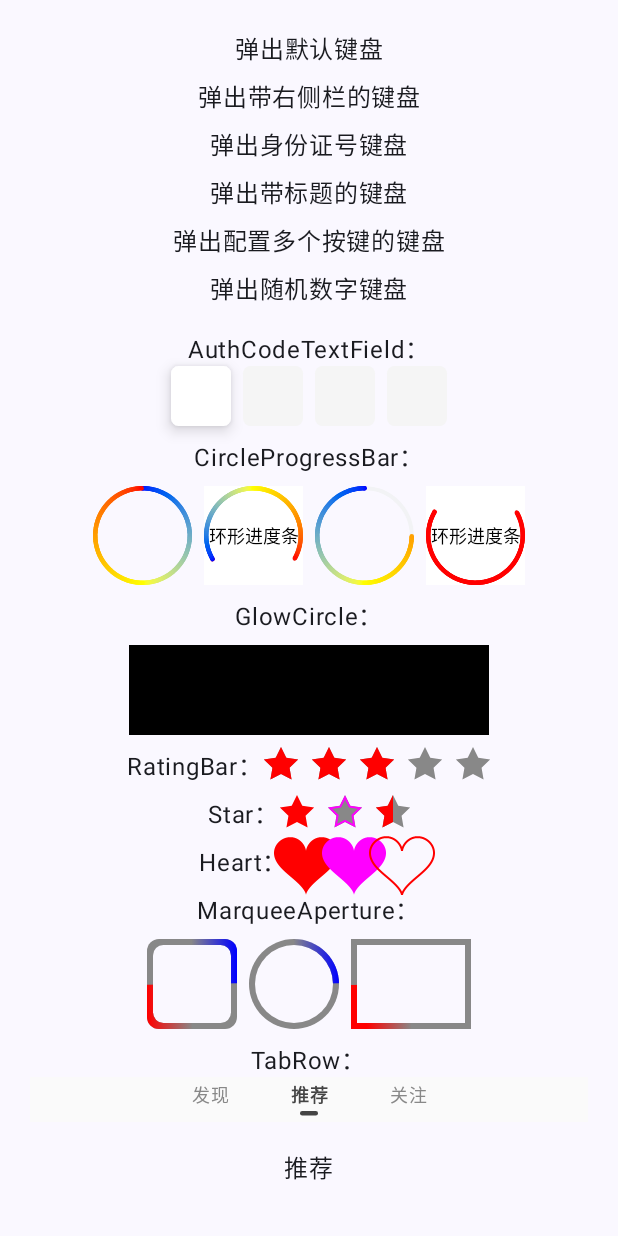
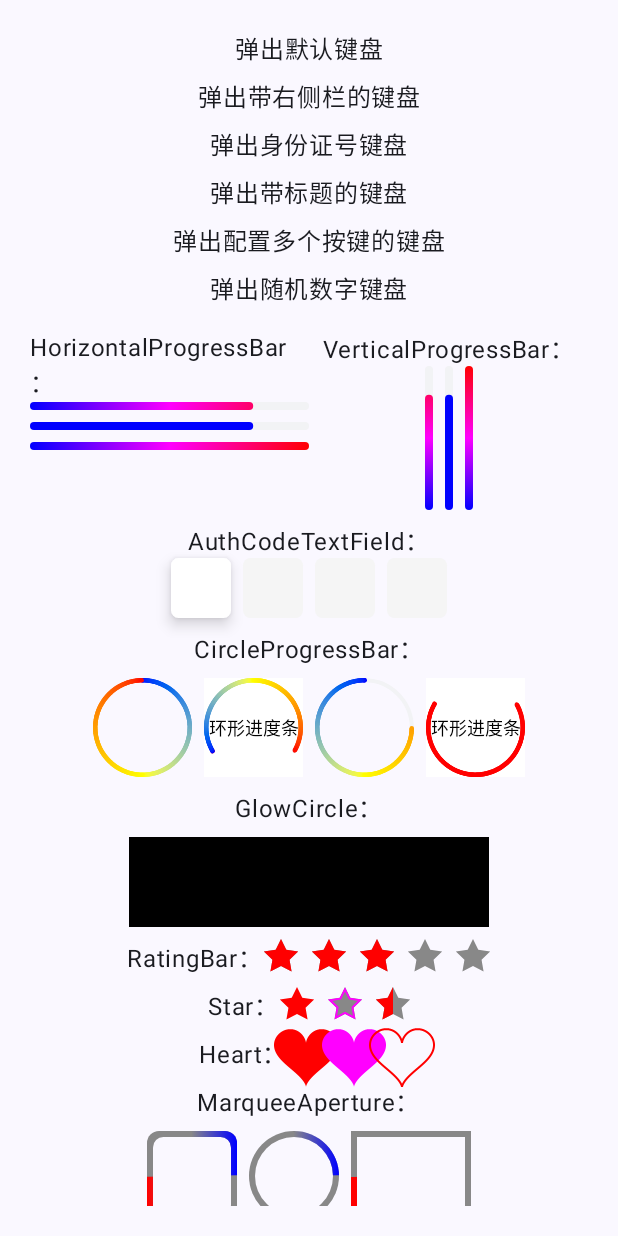
Before and after one commit to FPhoenixCorneaE/android-base-ui-compose, an Android app built with Jetpack Compose: the screen it shows after launch (MainActivity), on a phone screen of 412 x 824 dp. Run offline under Robolectric (Android 15) with nearby library versions, the phone set to English and light mode, and no system bars; our stand-ins replace accompanist; 4 statements that could not run were skipped.

Commit message:
feat: 添加自定义水平进度条[HorizontalProgressBar], 添加自定义垂直进度条[VerticalProgressBar]

```diff
--- a/app/src/main/java/com/fphoenixcorneae/widget/MainActivity.kt
+++ b/app/src/main/java/com/fphoenixcorneae/widget/MainActivity.kt
@@ -13,6 +13,7 @@ import androidx.compose.foundation.layout.Box
 import androidx.compose.foundation.layout.Column
 import androidx.compose.foundation.layout.Row
 import androidx.compose.foundation.layout.Spacer
+import androidx.compose.foundation.layout.fillMaxHeight
 import androidx.compose.foundation.layout.fillMaxSize
 import androidx.compose.foundation.layout.fillMaxWidth
 import androidx.compose.foundation.layout.height
@@ -42,6 +43,9 @@ import androidx.compose.ui.text.buildAnnotatedString
 import androidx.compose.ui.unit.dp
 import androidx.compose.ui.unit.sp
 import com.fphoenixcorneae.compose.clickableNoRipple
+import com.fphoenixcorneae.widget.progressbar.CircleProgressBar
+import com.fphoenixcorneae.widget.progressbar.HorizontalProgressBar
+import com.fphoenixcorneae.widget.progressbar.VerticalProgressBar
 import com.fphoenixcorneae.widget.ui.theme.ComposeCustomWidgetTheme
 import kotlinx.coroutines.delay
 import kotlinx.coroutines.flow.MutableStateFlow
@@ -199,6 +203,82 @@ class MainActivity : ComponentActivity() {
                                     Toast.makeText(this@MainActivity, "$key", Toast.LENGTH_SHORT).show()
                                     if (key.second == KeyboardKeyType.Hide) {
                                         visibleRandomNumberKeyboard = false
+                                    }
+                                }
+                            }
+                            Row(verticalAlignment = Alignment.CenterVertically, modifier = Modifier.height(120.dp)) {
+                                Column(
+                                    horizontalAlignment = Alignment.CenterHorizontally,
+                                    modifier = Modifier
+                                        .fillMaxHeight()
+                                        .weight(1f)
+                                ) {
+                                    Text(text = "HorizontalProgressBar：")
+                                    HorizontalProgressBar(
+                                        modifier = Modifier
+                                            .fillMaxWidth()
+                                            .height(5.dp),
+                                        progress = 80f,
+                                        colorStops = listOf(0f to Color.Blue, 0.5f to Color.Magenta, 1f to Color.Red),
+                                    )
+                                    Spacer(modifier = Modifier.height(8.dp))
+                                    HorizontalProgressBar(
+                                        modifier = Modifier
+                                            .fillMaxWidth()
+                                            .height(5.dp),
+                                        progress = 80f,
+                                        showAnim = false,
+                                    )
+                                    Spacer(modifier = Modifier.height(8.dp))
+                                    HorizontalProgressBar(
+                                        modifier = Modifier
+                                            .fillMaxWidth()
+                                            .height(5.dp),
+                                        progress = 100f,
+                                        colorStops = listOf(0f to Color.Blue, 0.5f to Color.Magenta, 1f to Color.Red),
+                                        showAnim = false,
+                                    )
+                                }
+                                Column(
+                                    horizontalAlignment = Alignment.CenterHorizontally,
+                                    modifier = Modifier
+                                        .fillMaxHeight()
+                                        .weight(1f)
+                                ) {
+                                    Text(text = "VerticalProgressBar：")
+                                    Row {
+                                        VerticalProgressBar(
+                                            modifier = Modifier
+                                                .width(5.dp)
+                                                .fillMaxHeight(),
+                                            progress = 80f,
+                                            colorStops = listOf(
+                                                0f to Color.Blue,
+                                                0.5f to Color.Magenta,
+                                                1f to Color.Red
+                                            ),
+                                        )
+                                        Spacer(modifier = Modifier.width(8.dp))
+                                        VerticalProgressBar(
+                                            modifier = Modifier
+                                                .width(5.dp)
+                                                .fillMaxHeight(),
+                                            progress = 80f,
+                                            showAnim = false,
+                                        )
+                                        Spacer(modifier = Modifier.width(8.dp))
+                                        VerticalProgressBar(
+                                            modifier = Modifier
+                                                .width(5.dp)
+                                                .fillMaxHeight(),
+                                            progress = 100f,
+                                            colorStops = listOf(
+                                                0f to Color.Blue,
+                                                0.5f to Color.Magenta,
+                                                1f to Color.Red
+                                            ),
+                                            showAnim = false,
+                                        )
                                     }
                                 }
                             }
--- a/custom-widget/src/main/java/com/fphoenixcorneae/widget/CircleProgressBar.kt
+++ b/custom-widget/src/main/java/com/fphoenixcorneae/widget/progressbar/CircleProgressBar.kt
@@ -1,4 +1,4 @@
-package com.fphoenixcorneae.widget
+package com.fphoenixcorneae.widget.progressbar
 
 import androidx.compose.animation.core.animateFloatAsState
 import androidx.compose.animation.core.tween
@@ -45,6 +45,7 @@ import kotlin.math.sin
  * @param max              圆环最大进度
  * @param radius           圆环内环半径
  * @param color            圆环进度颜色
+ * @param colorStops       圆环渐变颜色
  * @param backgroundColor  圆环背景色
  * @param ringThickness    圆环的厚度
  * @param clockwise        是否顺时针增加，默认为true
--- /dev/null
+++ b/custom-widget/src/main/java/com/fphoenixcorneae/widget/progressbar/HorizontalProgressBar.kt
@@ -0,0 +1,112 @@
+package com.fphoenixcorneae.widget.progressbar
+
+import androidx.compose.animation.core.animateFloatAsState
+import androidx.compose.animation.core.tween
+import androidx.compose.foundation.Canvas
+import androidx.compose.foundation.layout.Column
+import androidx.compose.foundation.layout.Spacer
+import androidx.compose.foundation.layout.fillMaxWidth
+import androidx.compose.foundation.layout.height
+import androidx.compose.runtime.Composable
+import androidx.compose.runtime.LaunchedEffect
+import androidx.compose.runtime.getValue
+import androidx.compose.runtime.mutableStateOf
+import androidx.compose.runtime.remember
+import androidx.compose.runtime.setValue
+import androidx.compose.ui.Modifier
+import androidx.compose.ui.geometry.CornerRadius
+import androidx.compose.ui.geometry.Size
+import androidx.compose.ui.graphics.Brush
+import androidx.compose.ui.graphics.Color
+import androidx.compose.ui.platform.LocalDensity
+import androidx.compose.ui.tooling.preview.Preview
+import androidx.compose.ui.unit.Dp
+import androidx.compose.ui.unit.dp
+
+/**
+ * 水平进度条，支持渐变颜色，支持显示动画，支持圆角
+ * @param progress           当前进度
+ * @param max                最大进度
+ * @param radius             圆角半径
+ * @param color              进度颜色
+ * @param colorStops         渐变颜色
+ * @param backgroundColor    背景色
+ * @param showAnim           是否显示动画
+ * @param animDurationMillis 动画时长
+ */
+@Composable
+fun HorizontalProgressBar(
+    modifier: Modifier = Modifier,
+    progress: Float = 0f,
+    max: Float = 100f,
+    radius: Dp = 4.dp,
+    color: Color = Color.Blue,
+    colorStops: List<Pair<Float, Color>>? = null,
+    backgroundColor: Color = Color(0xFFF2F3F5),
+    showAnim: Boolean = true,
+    animDurationMillis: Int = 1000,
+) {
+    val density = LocalDensity.current
+    val targetProgress = progress.coerceAtLeast(0f).coerceAtMost(max)
+    var targetValue by remember { mutableStateOf(if (showAnim) 0f else targetProgress) }
+    val animatedProgress by animateFloatAsState(
+        targetValue = targetValue,
+        visibilityThreshold = 0.001f,
+        animationSpec = tween(durationMillis = animDurationMillis),
+    )
+    LaunchedEffect(key1 = showAnim) {
+        if (showAnim) {
+            targetValue = targetProgress
+        }
+    }
+    Canvas(modifier = modifier) {
+        drawRoundRect(
+            color = backgroundColor,
+            cornerRadius = CornerRadius(x = density.run { radius.toPx() }, y = density.run { radius.toPx() }),
+        )
+        if (colorStops != null) {
+            drawRoundRect(
+                brush = Brush.linearGradient(colorStops = colorStops.toTypedArray()),
+                cornerRadius = CornerRadius(x = density.run { radius.toPx() }, y = density.run { radius.toPx() }),
+                size = Size(width = size.width * (animatedProgress / max), height = size.height)
+            )
+        } else {
+            drawRoundRect(
+                color = color,
+                cornerRadius = CornerRadius(x = density.run { radius.toPx() }, y = density.run { radius.toPx() }),
+                size = Size(width = size.width * (animatedProgress / max), height = size.height)
+            )
+        }
+    }
+}
+
+@Preview
+@Composable
+fun PreviewHorizontalProgressBar() {
+    Column {
+        HorizontalProgressBar(
+            modifier = Modifier
+                .fillMaxWidth()
+                .height(5.dp),
+            progress = 80f,
+            colorStops = listOf(0f to Color.Blue, 0.5f to Color.Magenta, 1f to Color.Red),
+        )
+        Spacer(modifier = Modifier.height(8.dp))
+        HorizontalProgressBar(
+            modifier = Modifier
+                .fillMaxWidth()
+                .height(5.dp),
+            progress = 80f,
+            showAnim = false,
+        )
+        Spacer(modifier = Modifier.height(8.dp))
+        HorizontalProgressBar(
+            modifier = Modifier
+                .fillMaxWidth()
+                .height(5.dp),
+            progress = 100f,
+            colorStops = listOf(0f to Color.Blue, 0.5f to Color.Magenta, 1f to Color.Red),
+            showAnim = false,
+        )
+    }
+}
--- /dev/null
+++ b/custom-widget/src/main/java/com/fphoenixcorneae/widget/progressbar/VerticalProgressBar.kt
@@ -0,0 +1,115 @@
+package com.fphoenixcorneae.widget.progressbar
+
+import androidx.compose.animation.core.animateFloatAsState
+import androidx.compose.animation.core.tween
+import androidx.compose.foundation.Canvas
+import androidx.compose.foundation.layout.Row
+import androidx.compose.foundation.layout.Spacer
+import androidx.compose.foundation.layout.fillMaxHeight
+import androidx.compose.foundation.layout.width
+import androidx.compose.runtime.Composable
+import androidx.compose.runtime.LaunchedEffect
+import androidx.compose.runtime.getValue
+import androidx.compose.runtime.mutableStateOf
+import androidx.compose.runtime.remember
+import androidx.compose.runtime.setValue
+import androidx.compose.ui.Modifier
+import androidx.compose.ui.geometry.CornerRadius
+import androidx.compose.ui.geometry.Size
+import androidx.compose.ui.graphics.Brush
+import androidx.compose.ui.graphics.Color
+import androidx.compose.ui.graphics.drawscope.rotate
+import androidx.compose.ui.platform.LocalDensity
+import androidx.compose.ui.tooling.preview.Preview
+import androidx.compose.ui.unit.Dp
+import androidx.compose.ui.unit.dp
+
+/**
+ * 垂直进度条，支持渐变颜色，支持显示动画，支持圆角
+ * @param progress           当前进度
+ * @param max                最大进度
+ * @param radius             圆角半径
+ * @param color              进度颜色
+ * @param colorStops         渐变颜色
+ * @param backgroundColor    背景色
+ * @param showAnim           是否显示动画
+ * @param animDurationMillis 动画时长
+ */
+@Composable
+fun VerticalProgressBar(
+    modifier: Modifier = Modifier,
+    progress: Float = 0f,
+    max: Float = 100f,
+    radius: Dp = 4.dp,
+    color: Color = Color.Blue,
+    colorStops: List<Pair<Float, Color>>? = null,
+    backgroundColor: Color = Color(0xFFF2F3F5),
+    showAnim: Boolean = true,
+    animDurationMillis: Int = 1000,
+) {
+    val density = LocalDensity.current
+    val targetProgress = progress.coerceAtLeast(0f).coerceAtMost(max)
+    var targetValue by remember { mutableStateOf(if (showAnim) 0f else targetProgress) }
+    val animatedProgress by animateFloatAsState(
+        targetValue = targetValue,
+        visibilityThreshold = 0.001f,
+        animationSpec = tween(durationMillis = animDurationMillis),
+    )
+    LaunchedEffect(key1 = showAnim) {
+        if (showAnim) {
+            targetValue = targetProgress
+        }
+    }
+    Canvas(modifier = modifier) {
+        rotate(180f) {
+            drawRoundRect(
+                color = backgroundColor,
+                cornerRadius = CornerRadius(x = density.run { radius.toPx() }, y = density.run { radius.toPx() }),
+            )
+            if (colorStops != null) {
+                drawRoundRect(
+                    brush = Brush.linearGradient(colorStops = colorStops.toTypedArray()),
+                    cornerRadius = CornerRadius(x = density.run { radius.toPx() }, y = density.run { radius.toPx() }),
+                    size = Size(width = size.width, height = size.height * (animatedProgress / max))
+                )
+            } else {
+                drawRoundRect(
+                    color = color,
+                    cornerRadius = CornerRadius(x = density.run { radius.toPx() }, y = density.run { radius.toPx() }),
+                    size = Size(width = size.width, height = size.height * (animatedProgress / max))
+                )
+            }
+        }
+    }
+}
+
+@Preview
+@Composable
+fun PreviewVerticalProgressBar() {
+    Row {
+        VerticalProgressBar(
+            modifier = Modifier
+                .width(5.dp)
+                .fillMaxHeight(),
+            progress = 80f,
+            colorStops = listOf(0f to Color.Blue, 0.5f to Color.Magenta, 1f to Color.Red),
+        )
+        Spacer(modifier = Modifier.width(8.dp))
+        VerticalProgressBar(
+            modifier = Modifier
+                .width(5.dp)
+                .fillMaxHeight(),
+            progress = 80f,
+            showAnim = false,
+        )
+        Spacer(modifier = Modifier.width(8.dp))
+        VerticalProgressBar(
+            modifier = Modifier
+                .width(5.dp)
+                .fillMaxHeight(),
+            progress = 100f,
+            colorStops = listOf(0f to Color.Blue, 0.5f to Color.Magenta, 1f to Color.Red),
+            showAnim = false,
+        )
+    }
+}
```
Also changed, not shown: 1 other file.
